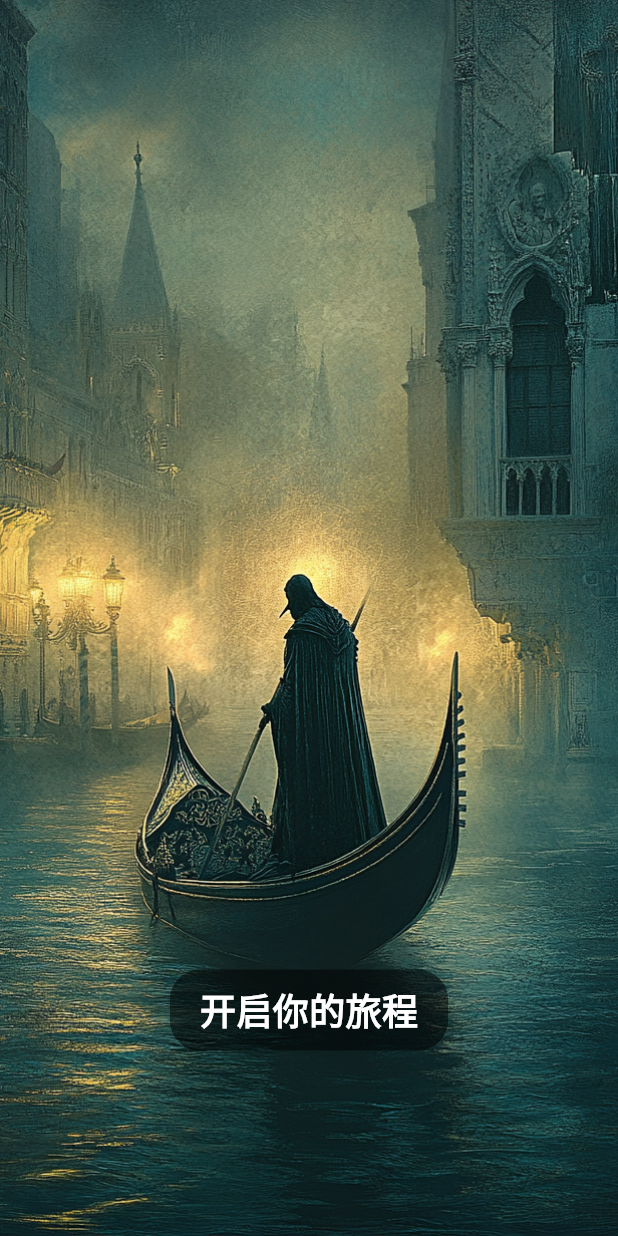
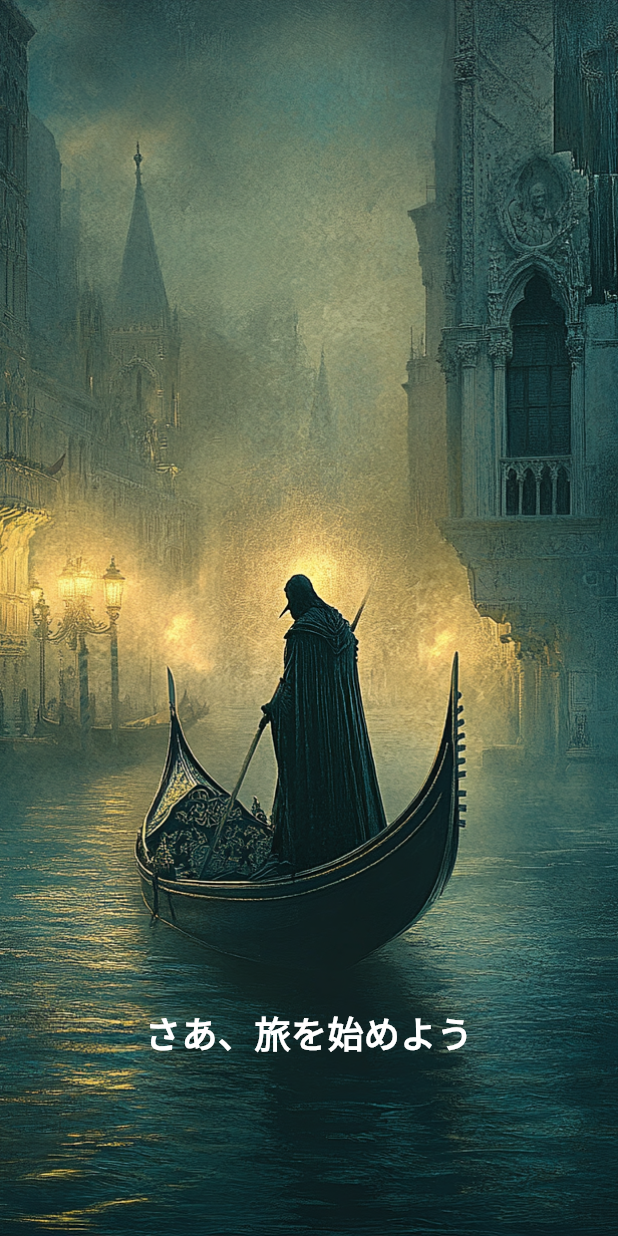
Before and after one commit to syymm/mystery-novel-app, a Flutter app: the screen it shows after launch, on a phone screen of 412 x 824 dp. Run offline on Flutter 3.47's test engine with Material 3 defaults, Android fonts, the phone set to English and light mode, and no system bars.

Commit message:
feat: Improve splash screen animation, add Japanese 'breathing' text effect, and remove background container

```diff
--- a/lib/splash_screen.dart
+++ b/lib/splash_screen.dart
@@ -8,18 +8,72 @@ class SplashScreen extends StatefulWidget {
   State<SplashScreen> createState() => _SplashScreenState();
 }
 
-class _SplashScreenState extends State<SplashScreen> {
-  // 移除 initState 中的预缓存
+class _SplashScreenState extends State<SplashScreen> with TickerProviderStateMixin {
+  late AnimationController _fadeController;       // 控制背景和文字的淡入
+  late AnimationController _breathingController;  // 控制文字“呼吸”闪动
+  late Animation<double> _backgroundFade;         // 背景淡入
+  late Animation<double> _textFade;               // 文字淡入
+  late Animation<double> _breathingAnimation;     // 文字脉冲缩放
 
-  // 使用 didChangeDependencies 来处理依赖于 context 的初始化
+  @override
+  void initState() {
+    super.initState();
+
+    // 1. 用于背景淡入 & 文字淡入的控制器
+    //    这里设置成 5 秒，让背景淡得较慢
+    _fadeController = AnimationController(
+      vsync: this,
+      duration: const Duration(seconds: 5),
+    );
+
+    // 背景淡入：0~100% 的时间都在做淡入（从黑到透明）
+    _backgroundFade = Tween<double>(begin: 1.0, end: 0.0).animate(
+      CurvedAnimation(
+        parent: _fadeController,
+        curve: const Interval(0.0, 1.0, curve: Curves.easeOut),
+      ),
+    );
+
+    // 文字淡入：示例设置在 20% ~ 40% 区间（即第 1 秒 ~ 第 2 秒之间）
+    // 这样可以比背景稍早出现。想再早可调小 0.2，想更晚可调大或加长区间。
+    _textFade = Tween<double>(begin: 0.0, end: 1.0).animate(
+      CurvedAnimation(
+        parent: _fadeController,
+        curve: const Interval(0.2, 0.4, curve: Curves.easeIn),
+      ),
+    );
+
+    // 启动淡入动画
+    _fadeController.forward();
+
+    // 2. 用于文字“呼吸”式闪动的控制器
+    //    duration=2秒，repeat(reverse: true) 表示往返循环
+    _breathingController = AnimationController(
+      vsync: this,
+      duration: const Duration(seconds: 2),
+    )..repeat(reverse: true);
+
+    // 文字缩放比从 1.0 ~ 1.1 往返呼吸
+    _breathingAnimation = Tween<double>(begin: 1.0, end: 1.1).animate(
+      CurvedAnimation(
+        parent: _breathingController,
+        curve: Curves.easeInOut,
+      ),
+    );
+  }
+
   @override
   void didChangeDependencies() {
     super.didChangeDependencies();
-    // 在这里预缓存图片是安全的
-    precacheImage(
-      const AssetImage('assets/images/splash_image.png'),
-      context,
-    );
+    // 3. 预缓存图片，避免首次加载时闪烁或卡顿
+    precacheImage(const AssetImage('assets/images/splash_image.png'), context);
+  }
+
+  @override
+  void dispose() {
+    _fadeController.dispose();
+    _breathingController.dispose();
+    super.dispose();
   }
 
   @override
@@ -27,7 +81,10 @@ class _SplashScreenState extends State<SplashScreen> {
     final Size screenSize = MediaQuery.of(context).size;
 
     return Scaffold(
-      body: Container(
+      body: Stack(
+        children: [
+          // ---- 底层：背景图 ----
+          Container(
             width: screenSize.width,
             height: screenSize.height,
             decoration: const BoxDecoration(
@@ -36,11 +93,30 @@ class _SplashScreenState extends State<SplashScreen> {
                 fit: BoxFit.cover,
               ),
             ),
-        child: Column(
-          mainAxisAlignment: MainAxisAlignment.end,
-          children: [
-            GestureDetector(
+          ),
+
+          // ---- 中层：黑色蒙层（用于背景淡入）----
+          AnimatedBuilder(
+            animation: _backgroundFade,
+            builder: (context, child) {
+              return Container(
+                width: screenSize.width,
+                height: screenSize.height,
+                color: Colors.black.withOpacity(_backgroundFade.value),
+              );
+            },
+          ),
+
+          // ---- 顶层：日语文字（无背景容器），出现后做呼吸闪动 ----
+          AnimatedBuilder(
+            animation: Listenable.merge([_textFade, _breathingAnimation]),
+            builder: (context, child) {
+              return Align(
+                // x=0, y=0.7 => 水平居中，垂直方向靠下
+                alignment: const Alignment(0, 0.7),
+                child: GestureDetector(
                   onTap: () {
+                    // 点击后跳转到首页
                     Navigator.pushReplacement(
                       context,
                       MaterialPageRoute(
@@ -48,21 +124,14 @@ class _SplashScreenState extends State<SplashScreen> {
                       ),
                     );
                   },
-              child: Container(
-                padding: EdgeInsets.only(
-                  bottom: screenSize.height * 0.15,
-                ),
-                child: Container(
-                  padding: const EdgeInsets.symmetric(
-                    horizontal: 20.0,
-                    vertical: 10.0,
-                  ),
-                  decoration: BoxDecoration(
-                    color: Colors.black.withOpacity(0.5),
-                    borderRadius: BorderRadius.circular(20),
-                  ),
+                  child: Opacity(
+                    // 控制文字淡入
+                    opacity: _textFade.value,
+                    // 控制文字呼吸缩放
+                    child: Transform.scale(
+                      scale: _breathingAnimation.value,
                       child: const Text(
-                    '开启你的旅程',
+                        'さあ、旅を始めよう', // 日语：“来吧，开始旅行吧”
                         style: TextStyle(
                           fontSize: 24,
                           fontWeight: FontWeight.bold,
@@ -72,8 +141,10 @@ class _SplashScreenState extends State<SplashScreen> {
                     ),
                   ),
                 ),
+              );
+            },
+          ),
         ],
-        ),
       ),
     );
   }
```
Lines whose indentation alone changed are shown as unchanged.
